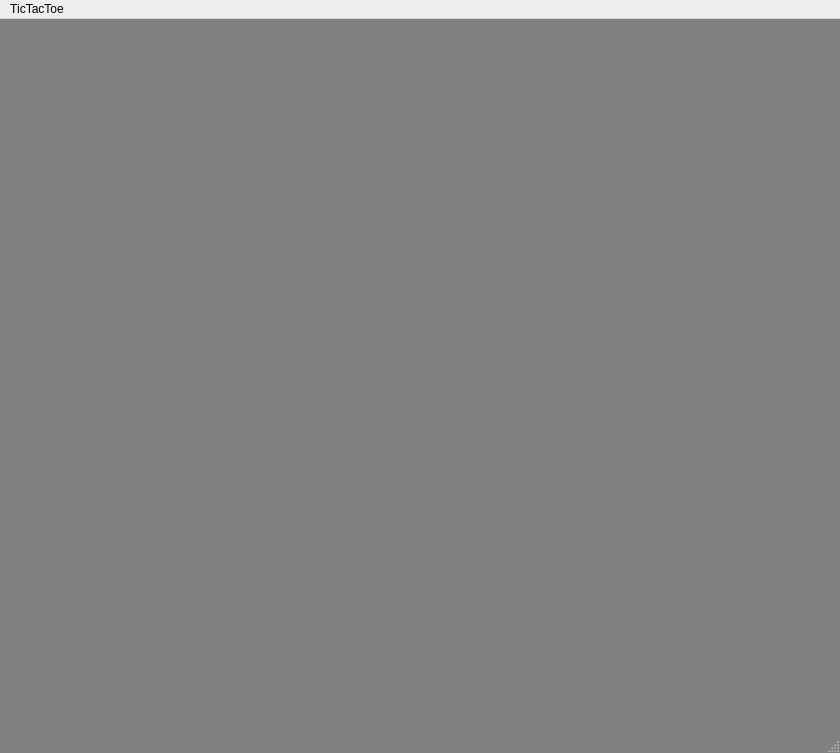
Qt form TicTacToe.ui (anthonycrocco/TicTacToeFinal) before a commit.
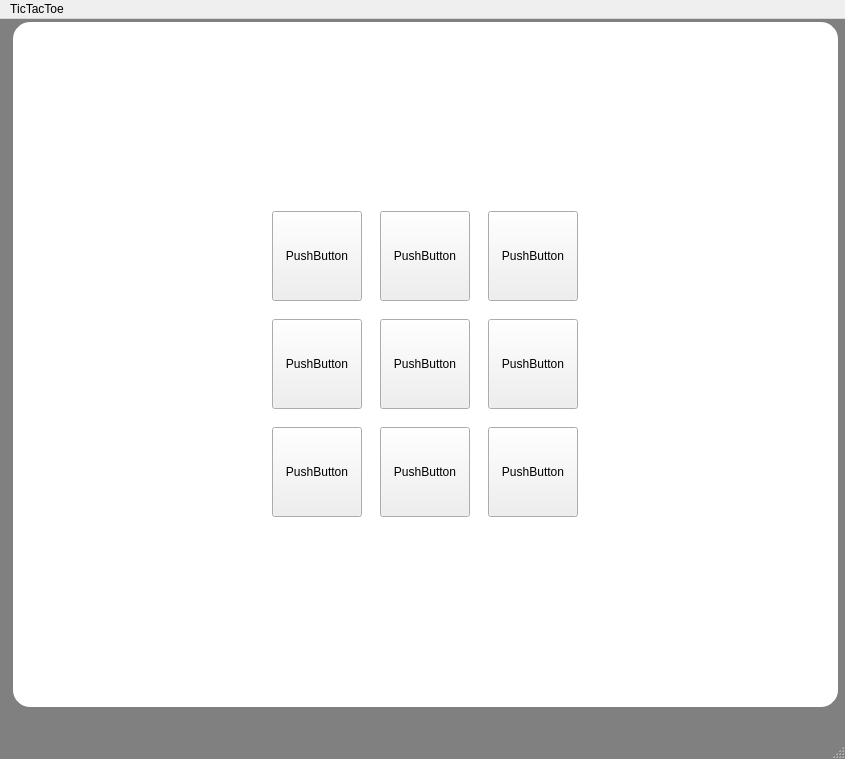
The same form after that commit. Icons and pictures are not drawn.

Commit message: No coding today, Worked on PYQT UI. still need to finish coding and connect everything to the UI

```diff
--- a/TicTacToe.ui
+++ b/TicTacToe.ui
@@ -6,8 +6,8 @@
    <rect>
     <x>0</x>
     <y>0</y>
-    <width>840</width>
-    <height>753</height>
+    <width>845</width>
+    <height>759</height>
    </rect>
   </property>
   <property name="windowTitle">
@@ -45,13 +45,270 @@
 
 #sq1Button, #sq2Button, #sq3Button, #sq4Button, #sq5Button, #sq6Button, #sq7Button, #sq8Button, #sq9Button  { background: transparent; }</string>
   </property>
-  <widget class="QWidget" name="centralwidget"/>
+  <widget class="QWidget" name="centralwidget">
+   <widget class="QFrame" name="mainFrame">
+    <property name="enabled">
+     <bool>true</bool>
+    </property>
+    <property name="geometry">
+     <rect>
+      <x>10</x>
+      <y>0</y>
+      <width>831</width>
+      <height>691</height>
+     </rect>
+    </property>
+    <property name="frameShape">
+     <enum>QFrame::StyledPanel</enum>
+    </property>
+    <property name="frameShadow">
+     <enum>QFrame::Raised</enum>
+    </property>
+    <widget class="QWidget" name="">
+     <property name="geometry">
+      <rect>
+       <x>250</x>
+       <y>180</y>
+       <width>331</width>
+       <height>331</height>
+      </rect>
+     </property>
+     <layout class="QGridLayout" name="gridLayout">
+      <item row="2" column="1">
+       <widget class="QPushButton" name="pushButton_8">
+        <property name="sizePolicy">
+         <sizepolicy hsizetype="Minimum" vsizetype="MinimumExpanding">
+          <horstretch>50</horstretch>
+          <verstretch>50</verstretch>
+         </sizepolicy>
+        </property>
+        <property name="minimumSize">
+         <size>
+          <width>90</width>
+          <height>90</height>
+         </size>
+        </property>
+        <property name="maximumSize">
+         <size>
+          <width>90</width>
+          <height>90</height>
+         </size>
+        </property>
+        <property name="text">
+         <string>PushButton</string>
+        </property>
+       </widget>
+      </item>
+      <item row="0" column="0">
+       <widget class="QPushButton" name="pushButton_4">
+        <property name="sizePolicy">
+         <sizepolicy hsizetype="Minimum" vsizetype="MinimumExpanding">
+          <horstretch>100</horstretch>
+          <verstretch>100</verstretch>
+         </sizepolicy>
+        </property>
+        <property name="minimumSize">
+         <size>
+          <width>90</width>
+          <height>90</height>
+         </size>
+        </property>
+        <property name="maximumSize">
+         <size>
+          <width>90</width>
+          <height>90</height>
+         </size>
+        </property>
+        <property name="text">
+         <string>PushButton</string>
+        </property>
+       </widget>
+      </item>
+      <item row="0" column="1">
+       <widget class="QPushButton" name="pushButton_5">
+        <property name="sizePolicy">
+         <sizepolicy hsizetype="Minimum" vsizetype="MinimumExpanding">
+          <horstretch>50</horstretch>
+          <verstretch>50</verstretch>
+         </sizepolicy>
+        </property>
+        <property name="minimumSize">
+         <size>
+          <width>90</width>
+          <height>90</height>
+         </size>
+        </property>
+        <property name="maximumSize">
+         <size>
+          <width>90</width>
+          <height>90</height>
+         </size>
+        </property>
+        <property name="text">
+         <string>PushButton</string>
+        </property>
+       </widget>
+      </item>
+      <item row="1" column="1">
+       <widget class="QPushButton" name="pushButton_3">
+        <property name="sizePolicy">
+         <sizepolicy hsizetype="Minimum" vsizetype="MinimumExpanding">
+          <horstretch>50</horstretch>
+          <verstretch>50</verstretch>
+         </sizepolicy>
+        </property>
+        <property name="minimumSize">
+         <size>
+          <width>90</width>
+          <height>90</height>
+         </size>
+        </property>
+        <property name="maximumSize">
+         <size>
+          <width>90</width>
+          <height>90</height>
+         </size>
+        </property>
+        <property name="text">
+         <string>PushButton</string>
+        </property>
+       </widget>
+      </item>
+      <item row="0" column="2">
+       <widget class="QPushButton" name="pushButton_6">
+        <property name="sizePolicy">
+         <sizepolicy hsizetype="Minimum" vsizetype="MinimumExpanding">
+          <horstretch>50</horstretch>
+          <verstretch>50</verstretch>
+         </sizepolicy>
+        </property>
+        <property name="minimumSize">
+         <size>
+          <width>90</width>
+          <height>90</height>
+         </size>
+        </property>
+        <property name="maximumSize">
+         <size>
+          <width>90</width>
+          <height>90</height>
+         </size>
+        </property>
+        <property name="text">
+         <string>PushButton</string>
+        </property>
+       </widget>
+      </item>
+      <item row="1" column="0">
+       <widget class="QPushButton" name="pushButton_2">
+        <property name="sizePolicy">
+         <sizepolicy hsizetype="Minimum" vsizetype="MinimumExpanding">
+          <horstretch>50</horstretch>
+          <verstretch>50</verstretch>
+         </sizepolicy>
+        </property>
+        <property name="minimumSize">
+         <size>
+          <width>90</width>
+          <height>90</height>
+         </size>
+        </property>
+        <property name="maximumSize">
+         <size>
+          <width>90</width>
+          <height>90</height>
+         </size>
+        </property>
+        <property name="text">
+         <string>PushButton</string>
+        </property>
+       </widget>
+      </item>
+      <item row="2" column="0">
+       <widget class="QPushButton" name="pushButton">
+        <property name="sizePolicy">
+         <sizepolicy hsizetype="Minimum" vsizetype="MinimumExpanding">
+          <horstretch>50</horstretch>
+          <verstretch>50</verstretch>
+         </sizepolicy>
+        </property>
+        <property name="minimumSize">
+         <size>
+          <width>90</width>
+          <height>90</height>
+         </size>
+        </property>
+        <property name="maximumSize">
+         <size>
+          <width>90</width>
+          <height>90</height>
+         </size>
+        </property>
+        <property name="text">
+         <string>PushButton</string>
+        </property>
+       </widget>
+      </item>
+      <item row="1" column="2">
+       <widget class="QPushButton" name="pushButton_7">
+        <property name="sizePolicy">
+         <sizepolicy hsizetype="Minimum" vsizetype="MinimumExpanding">
+          <horstretch>50</horstretch>
+          <verstretch>50</verstretch>
+         </sizepolicy>
+        </property>
+        <property name="minimumSize">
+         <size>
+          <width>90</width>
+          <height>90</height>
+         </size>
+        </property>
+        <property name="maximumSize">
+         <size>
+          <width>90</width>
+          <height>90</height>
+         </size>
+        </property>
+        <property name="text">
+         <string>PushButton</string>
+        </property>
+       </widget>
+      </item>
+      <item row="2" column="2">
+       <widget class="QPushButton" name="pushButton_9">
+        <property name="sizePolicy">
+         <sizepolicy hsizetype="Minimum" vsizetype="MinimumExpanding">
+          <horstretch>50</horstretch>
+          <verstretch>50</verstretch>
+         </sizepolicy>
+        </property>
+        <property name="minimumSize">
+         <size>
+          <width>90</width>
+          <height>90</height>
+         </size>
+        </property>
+        <property name="maximumSize">
+         <size>
+          <width>90</width>
+          <height>90</height>
+         </size>
+        </property>
+        <property name="text">
+         <string>PushButton</string>
+        </property>
+       </widget>
+      </item>
+     </layout>
+    </widget>
+   </widget>
+  </widget>
   <widget class="QMenuBar" name="menubar">
    <property name="geometry">
     <rect>
      <x>0</x>
      <y>0</y>
-     <width>840</width>
+     <width>845</width>
      <height>26</height>
     </rect>
    </property>
```
Left out of the diff: 9 changed lines with no effect on the pictures. The commit also changes 2 other files.
